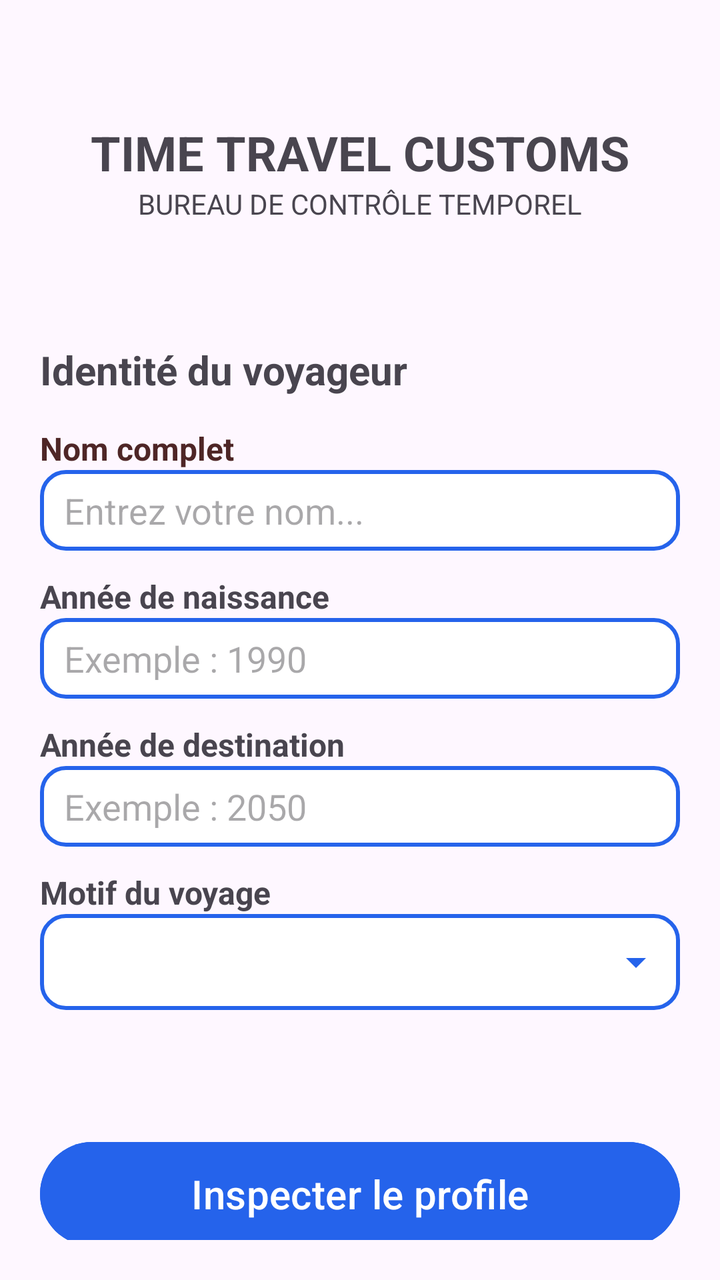
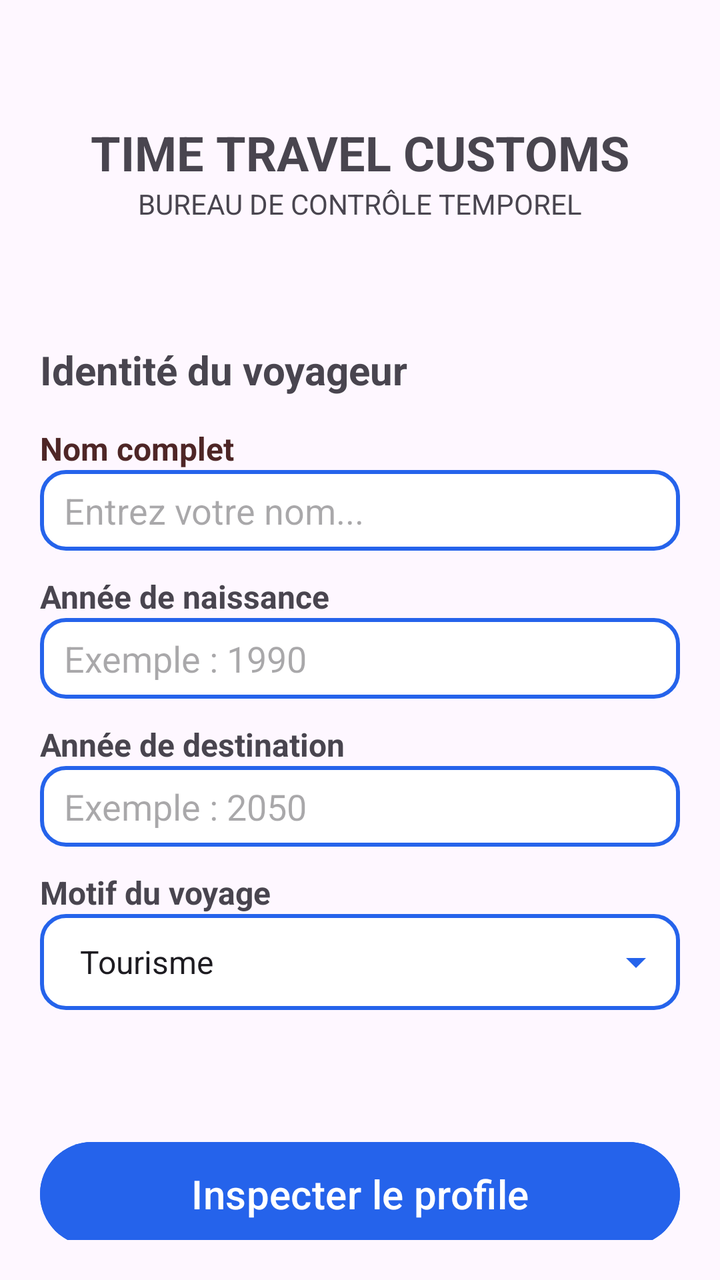

Compare the two renders of this Android layout. The source of the first and the diff that turns it into the second are given below.
<!-- AndroidManifest.xml: application theme Theme.TimeTravelCustoms -->
<!-- res/layout/activity_main.xml -->
<?xml version="1.0" encoding="utf-8"?>
<LinearLayout xmlns:android="http://schemas.android.com/apk/res/android"

    android:layout_width="match_parent"
    android:layout_height="match_parent"

    android:gravity="center_horizontal"
    android:orientation="vertical"
    android:padding="20dp"
    android:id="@+id/main">

    <TextView
        android:id="@+id/titre"
        android:layout_width="match_parent"
        android:layout_height="wrap_content"
        android:layout_marginTop="40dp"
        android:text="TIME TRAVEL CUSTOMS"
        android:textAlignment="center"
        android:textSize="24sp"
        android:textStyle="bold" />

    <TextView
        android:id="@+id/sousTitre"
        android:layout_width="match_parent"
        android:layout_height="wrap_content"
        android:layout_marginBottom="30dp"
        android:text="BUREAU DE CONTRÔLE TEMPOREL"
        android:textAlignment="center" />


    <TextView
        android:id="@+id/textView6"
        android:layout_width="match_parent"
        android:layout_height="wrap_content"
        android:layout_marginTop="30dp"
        android:layout_marginBottom="15dp"
        android:text="Identité du voyageur"
        android:textSize="20sp"
        android:textStyle="bold" />

    <TextView
        android:id="@+id/textView7"
        android:layout_width="match_parent"
        android:layout_height="wrap_content"
        android:text="Nom complet"
        android:textColor="#4E2626"
        android:textSize="16sp"
        android:textStyle="bold" />

    <EditText
        android:id="@+id/Nom"
        android:layout_width="match_parent"
        android:layout_height="wrap_content"
        android:layout_marginBottom="12dp"
        android:background="@drawable/edittext_border"
        android:ems="10"
        android:hint="Entrez votre nom..."
        android:inputType="text" />

    <TextView
        android:id="@+id/textView8"
        android:layout_width="match_parent"
        android:layout_height="wrap_content"
        android:text="Année de naissance"
        android:textSize="16sp"
        android:textStyle="bold" />

    <EditText
        android:id="@+id/Naiss"
        android:layout_width="match_parent"
        android:layout_height="wrap_content"
        android:layout_marginBottom="12dp"
        android:background="@drawable/edittext_border"
        android:ems="10"
        android:hint="Exemple : 1990"
        android:inputType="number" />
    

    <TextView
        android:id="@+id/textView9"
        android:layout_width="match_parent"
        android:layout_height="wrap_content"
        android:text="Année de destination"
        android:textSize="16sp"
        android:textStyle="bold" />

    <EditText
        android:id="@+id/Dest"
        android:layout_width="match_parent"
        android:layout_height="wrap_content"
        android:layout_marginBottom="12dp"
        android:background="@drawable/edittext_border"
        android:ems="10"
        android:hint="Exemple : 2050"
        android:inputType="number" />

    <TextView
        android:id="@+id/textView"
        android:layout_width="match_parent"
        android:layout_height="wrap_content"
        android:text="Motif du voyage"
        android:textSize="16sp"
        android:textStyle="bold" />

    <Spinner
        android:id="@+id/spinner"
        android:layout_width="match_parent"
        android:layout_height="48dp"
        android:layout_marginBottom="12dp"
        android:background="@drawable/bg_spinner"
        android:paddingStart="12dp"
        android:paddingEnd="40dp"
        android:spinnerMode="dropdown" />

    <Button
        android:id="@+id/button"
        android:layout_width="match_parent"
        android:layout_height="60dp"
        android:layout_marginTop="50dp"
        android:backgroundTint="#2563EB"
        android:text="Inspecter le profile"
        android:textSize="20sp"
        />

</LinearLayout>
<!-- resources referenced by this layout -->
<resources>
  <!-- drawable bg_spinner (drawable) -->
  <?xml version="1.0" encoding="utf-8"?>
  <layer-list xmlns:android="http://schemas.android.com/apk/res/android">
  
      
      <item>
          <shape android:shape="rectangle">
              <solid android:color="#FFFFFF"/>
  
              <stroke
                  android:width="2dp"
                  android:color="#2563EB"/>
  
              <corners android:radius="12dp"/>
          </shape>
      </item>
  
      
      <item
          android:drawable="@drawable/ic_arrow_down"
          android:gravity="right|center_vertical"
          android:right="10dp"/>
  
  </layer-list>
  <!-- drawable edittext_border (drawable) -->
  <?xml version="1.0" encoding="utf-8"?>
  <shape xmlns:android="http://schemas.android.com/apk/res/android"
      android:shape="rectangle">
  
      
      <solid android:color="#FFFFFF" />
  
      
      <stroke
          android:width="2dp"
          android:color="#2563EB" />
  
      
      <corners android:radius="12dp" />
  
      
      <padding
          android:left="12dp"
          android:right="12dp"
          android:top="8dp"
          android:bottom="8dp" />
  
      <margin
          android:left="12dp"
          android:right="12dp" />
  
  </shape>
  <style name="Theme.TimeTravelCustoms" parent="Base.Theme.TimeTravelCustoms" />
  <!-- drawable ic_arrow_down (drawable) -->
  <vector xmlns:android="http://schemas.android.com/apk/res/android"
      android:width="24dp"
      android:height="24dp"
      android:viewportWidth="24"
      android:viewportHeight="24">
  
      <path
          android:fillColor="#2563EB"
          android:pathData="M7,10 L12,15 L17,10 Z"/>
  
  </vector>
  
      
  <style name="Base.Theme.TimeTravelCustoms" parent="Theme.Material3.DayNight.NoActionBar">
          
          
      </style>
</resources>

<!-- the commit's change to res/layout/activity_main.xml (unified diff, before → after) -->
@@ -73,7 +73,8 @@
         android:background="@drawable/edittext_border"
         android:ems="10"
         android:hint="Exemple : 1990"
-        android:inputType="number" />
+        android:inputType="number"
+        android:maxLength="4"/>
     
 
     <TextView
@@ -92,7 +93,8 @@
         android:background="@drawable/edittext_border"
         android:ems="10"
         android:hint="Exemple : 2050"
-        android:inputType="number" />
+        android:inputType="number"
+        android:maxLength="4"/>
 
     <TextView
         android:id="@+id/textView"
@@ -110,7 +112,8 @@
         android:background="@drawable/bg_spinner"
         android:paddingStart="12dp"
         android:paddingEnd="40dp"
-        android:spinnerMode="dropdown" />
+        android:spinnerMode="dropdown"
+        android:entries="@array/motifs_voyage"/>
 
     <Button
         android:id="@+id/button"
<!-- resource entries referenced after the edit -->
@@ -1,5 +1,10 @@
 <!-- resources referenced by this layout -->
 <resources>
+  <string-array name="motifs_voyage">
+          <item>Tourisme</item>
+          <item>Modification du passé</item>
+          <item>Fuite</item>
+      </string-array>
   <!-- drawable bg_spinner (drawable) -->
   <?xml version="1.0" encoding="utf-8"?>
   <layer-list xmlns:android="http://schemas.android.com/apk/res/android">
